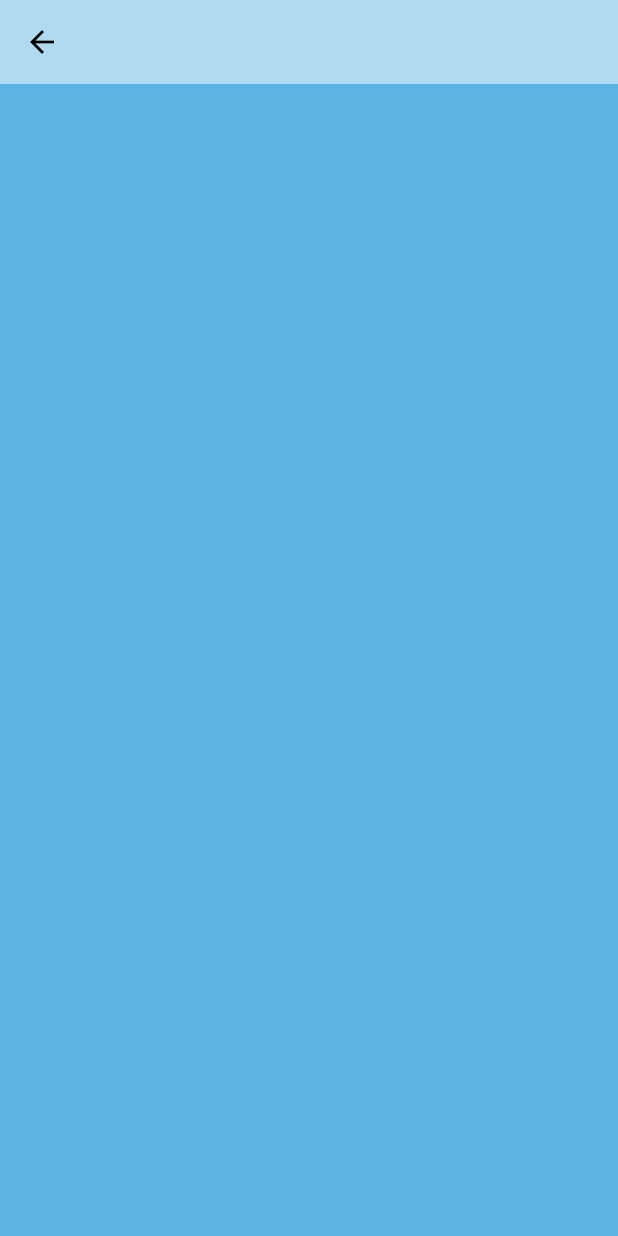
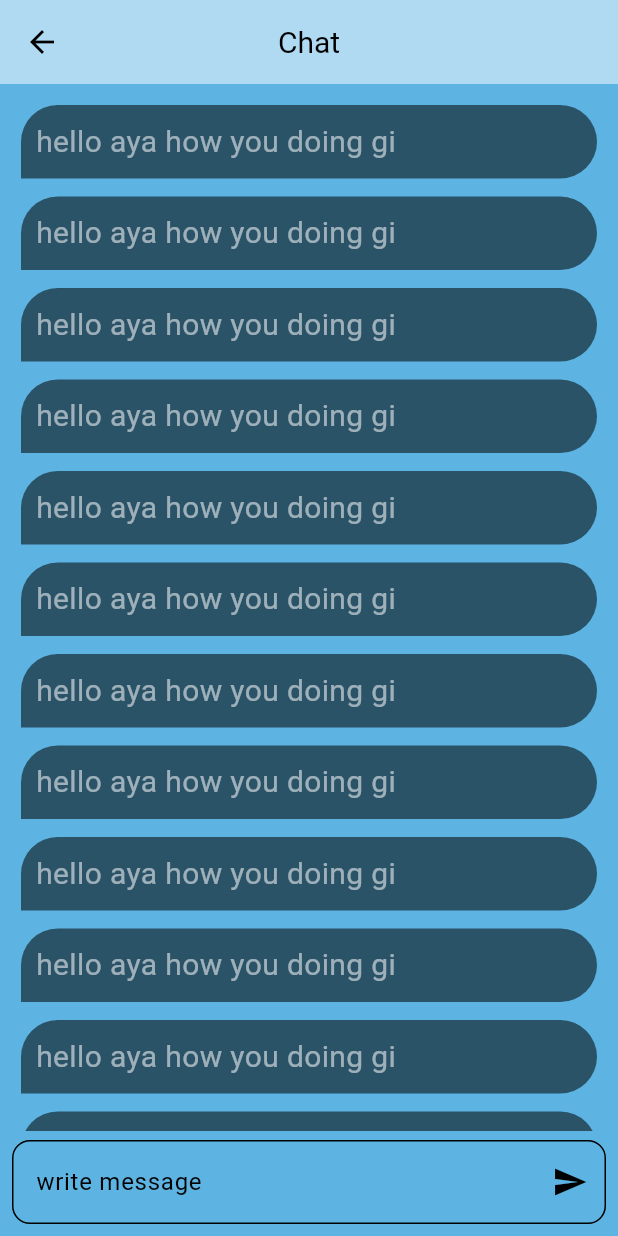
Before and after one commit to ayaosama14/chat, a Flutter app: the HomeView screen opened by its route, on a phone screen of 412 x 824 dp. Run offline on Flutter 3.47's test engine with Material 3 defaults, Android fonts, the phone set to English and light mode, and no system bars; our stand-ins replace bloc, firebase_auth, firebase_core, flutter_bloc; accounts and stored records are empty.

Commit message:
add chat bubble view

```diff
--- a/lib/core/app_colors.dart
+++ b/lib/core/app_colors.dart
@@ -3,7 +3,8 @@ import 'package:flutter/material.dart';
 class AppColor {
   static Color primColor = const Color(0xff5db4e2);
   static Color secColor = const Color(0xff6de2bd);
-
+  static Color mainChat =  Colors.black54;
+  static Color secChat =  Colors.blueGrey;
   static const black = Colors.black;
   static const white = Colors.white54;
 }
--- /dev/null
+++ b/lib/core/chat_text.dart
@@ -0,0 +1,28 @@
+import 'package:flutter/cupertino.dart';
+import 'package:flutter/material.dart';
+
+import 'app_colors.dart';
+
+Container bubbleChat({
+  required String text,
+  required Color textColor,
+  required Color containerChatColor,
+}) {
+ return  Container(
+   // alignment: AlignmentDirectional(start, y),
+   margin:const EdgeInsets.all(6.0) ,
+    padding: const EdgeInsets.all(10.0),
+    decoration: BoxDecoration(
+      color: containerChatColor,
+      borderRadius: const BorderRadius.only(
+        topLeft: Radius.circular(30),
+        topRight: Radius.circular(30),
+        bottomRight: Radius.circular(30),
+      ),
+    ),
+    child: Text(
+      text,
+      style: TextStyle(color: textColor),
+    ),
+  );
+}
--- /dev/null
+++ b/lib/core/custom_textfield.dart
@@ -0,0 +1,31 @@
+import 'dart:ui';
+
+import 'package:flutter/material.dart';
+
+customSuffixTextField (){return  TextFormField(
+  selectionHeightStyle: BoxHeightStyle.tight,
+  // obscureText: isSecure!,
+  // onSaved: onSaved,
+  // controller: myController,
+  // keyboardType: keyboardType,
+  // validator: validator,
+  decoration: InputDecoration(
+
+    suffixIcon: IconButton(onPressed: (){},
+      icon:  const Icon(Icons.send),),
+    hintText:'write message',
+    hintStyle: const TextStyle(color: Colors.black),
+    border: const OutlineInputBorder(
+      borderSide: BorderSide(color: Colors.white),
+      borderRadius: BorderRadius.all(
+        Radius.circular(12.0),
+      ),
+    ),
+    focusedBorder: const OutlineInputBorder(
+      borderSide: BorderSide(color: Colors.lightBlue),
+      borderRadius: BorderRadius.all(
+        Radius.circular(12.0),
+      ),
+    ),
+  ),
+);}
--- a/lib/fetchers/auth/view/login_view.dart
+++ b/lib/fetchers/auth/view/login_view.dart
@@ -120,6 +120,7 @@ class LoginView extends StatelessWidget {
                       height: 40,
                       child: ElevatedButton(
                         onPressed: () async {
+                          // Navigator.pushNamed(context, HomeView.id);
                           try {
                             final credential = await FirebaseAuth.instance
                                 .signInWithEmailAndPassword(
--- a/lib/fetchers/auth/view/register_view.dart
+++ b/lib/fetchers/auth/view/register_view.dart
@@ -44,7 +44,7 @@ class _RegisterViewState extends State<RegisterView> {
       create: (context) => AuthCubit(),
       child: Scaffold(
         body: Form(
-          autovalidateMode: AutovalidateMode.always,
+          // autovalidateMode: AutovalidateMode.always,
           child: Padding(
             padding: const EdgeInsets.all(18),
             child: ListView(
@@ -141,6 +141,8 @@ class _RegisterViewState extends State<RegisterView> {
                             email: emailController.text,
                             password: passwordController.text,
                           );
+                          print((credential.credential ?? null)
+                              .toString());
                           print("credential${credential.user}");
                           AppSnackBar.success(context: context);
                         } on FirebaseAuthException catch (e) {
--- a/lib/fetchers/auth/widget/custom_text_field.dart
+++ b/lib/fetchers/auth/widget/custom_text_field.dart
@@ -6,7 +6,7 @@ import 'package:flutter/material.dart';
 // ignore: must_be_immutable
 class CustomTextField extends StatelessWidget {
   String hint;
-  IconData prefixIcon;
+  IconData ?prefixIcon;
   Widget? suffixIcon;
   bool? isSecure;
   String? Function(String?)? validator;
@@ -16,7 +16,7 @@ class CustomTextField extends StatelessWidget {
   CustomTextField(
       {super.key,
       required this.hint,
-      required this.prefixIcon,
+       this.prefixIcon,
       this.suffixIcon,
       this.onSaved,
       this.validator,
--- a/lib/fetchers/home/home/home_view.dart
+++ b/lib/fetchers/home/home/home_view.dart
@@ -1,7 +1,16 @@
+import 'dart:ui';
+
+import 'package:chating_app/fetchers/auth/widget/custom_text_field.dart';
 import 'package:flutter/material.dart';
+
+import '../../../core/app_colors.dart';
+import '../../../core/chat_text.dart';
+import '../../../core/custom_textfield.dart';
+import '../../../core/spacer.dart';
 
 class HomeView extends StatefulWidget {
   static const String id = "home_view";
+
   const HomeView({super.key});
 
   @override
@@ -12,10 +21,46 @@ class _HomeViewState extends State<HomeView> {
   @override
   Widget build(BuildContext context) {
     return Scaffold(
-      appBar: AppBar(leading:IconButton(onPressed: (){
-        Navigator.of(context).pop();
-      }, icon: Icon(Icons.arrow_back_outlined))),
+      appBar: AppBar(
+          leading: IconButton(
+            onPressed: () {
+              Navigator.of(context).pop();
+            },
+            icon: const Icon(Icons.arrow_back_outlined),
+          ),
+          centerTitle: true,
+          title: const Text(
+            "Chat",
+          )),
+      body: Padding(
+        padding: const EdgeInsets.all(8.0),
+        child: Column(
+          children: [
+            Expanded(
+              child: ListView.builder(
+                itemCount: 15,
+                itemBuilder: (BuildContext context, int index) {
+                  return bubbleChat(
+                    text: 'hello aya how you doing gi',
+                    textColor: AppColor.white,
+                    containerChatColor: AppColor.mainChat,
+                  );
+                },
+
+                // textChat(text: 'hello aya',
+                //   textColor: AppColor.white, containerChatColor: AppColor.mainChat,) ,
+                // spacerH12,
+                // textChat(text: 'hello im osama how are you',
+                //   textColor: AppColor.white, containerChatColor: AppColor.secChat,) ,
+              ),
+            ),
+            spacerH6,
+            customSuffixTextField()
+
+
+          ],
+        ),
+      ),
     );
   }
 }
-//C:\Program Files\Java\jdk-21\bin
--- a/pubspec.yaml
+++ b/pubspec.yaml
@@ -21,6 +21,8 @@ dependencies:
   get_it: ^8.0.2
   firebase_auth: ^5.3.3
   firebase_messaging: ^15.1.5
+  cloud_firestore: ^5.5.1
+  supabase_flutter: ^2.8.1
 
 dev_dependencies:
   flutter_test:
```
Also changed, not shown: pubspec.lock, 6 other files.
